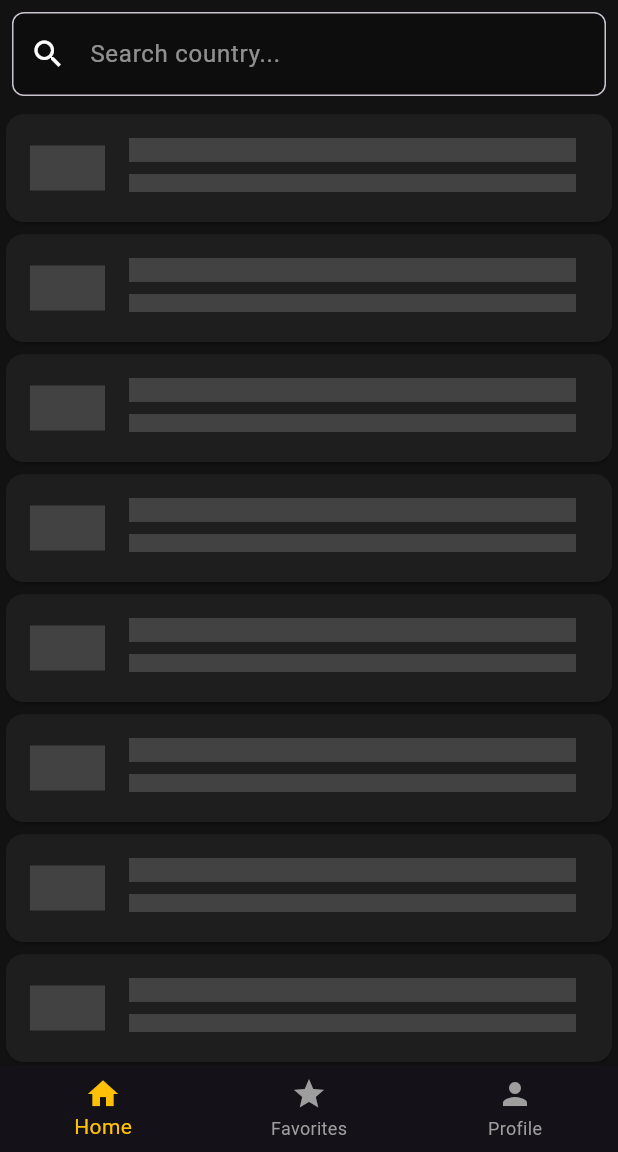
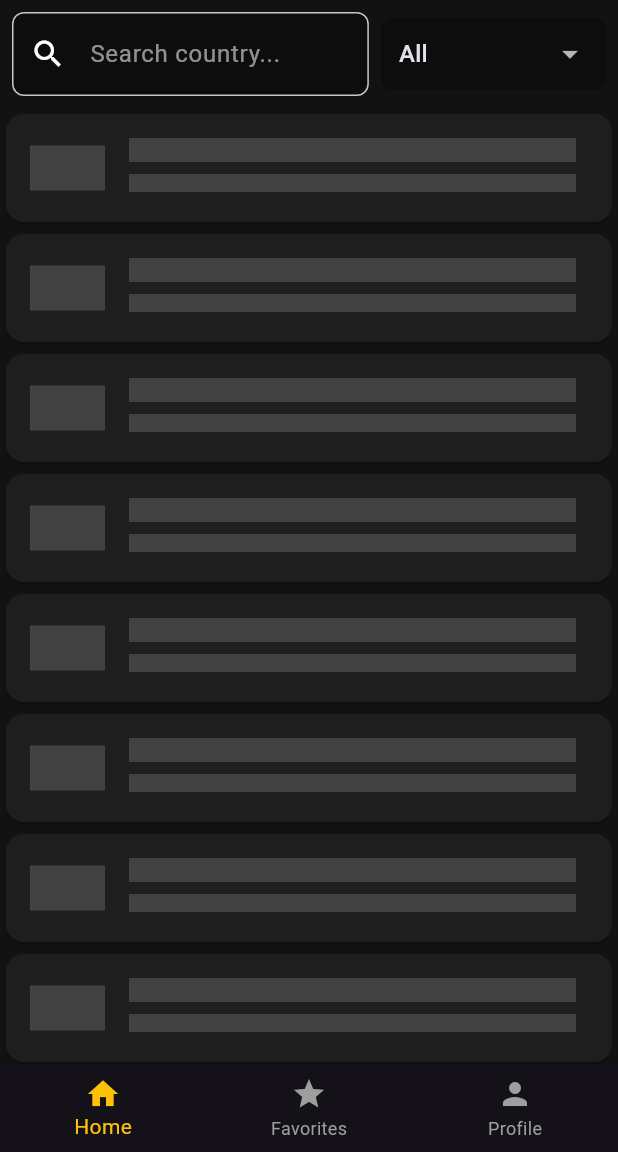
Before and after one commit to Reza2005/Percobaan-Modul-3-Prak-PPB, a Flutter app: the screen it shows after launch, on a phone screen of 412 x 824 dp, the part 84-1236 px from its top. Run offline on Flutter 3.47's test engine with Material 3 defaults, Android fonts, the phone set to English and light mode, and no system bars; network calls fail.

Commit message:
Your commit message

```diff
--- a/lib/screens/home.dart
+++ b/lib/screens/home.dart
@@ -6,7 +6,6 @@ import '../providers/theme_provider.dart';
 import 'detail.dart';
 
 class HomePage extends StatefulWidget {
-  // ADDED: Accept the state and functions from the parent
   final List<Country> favoriteCountries;
   final Function(Country) onToggleFavorite;
   final bool Function(Country) isFavorite;
@@ -26,12 +25,24 @@ class _HomePageState extends State<HomePage> {
   late Future<List<Country>> countries;
   List<Country> allCountries = [];
   List<Country> filteredCountries = [];
-  // REMOVED: The favoriteCountries list is no longer managed here
+  String? _selectedRegion; // To store the selected region
+  final TextEditingController _searchController = TextEditingController();
+
+  // List of regions for the dropdown
+  final List<String> _regions = ['All', 'Africa', 'Americas', 'Asia', 'Europe', 'Oceania'];
 
   @override
   void initState() {
     super.initState();
     countries = fetchCountries();
+    _searchController.addListener(_filterCountries);
+  }
+
+  @override
+  void dispose() {
+    _searchController.removeListener(_filterCountries);
+    _searchController.dispose();
+    super.dispose();
   }
 
   Future<List<Country>> fetchCountries() async {
@@ -58,18 +69,15 @@ class _HomePageState extends State<HomePage> {
     }
   }
 
-  void _searchCountry(String query) {
+  void _filterCountries() {
     setState(() {
-      filteredCountries = allCountries
-          .where(
-            (country) =>
-                country.name.toLowerCase().contains(query.toLowerCase()),
-          )
-          .toList();
+      filteredCountries = allCountries.where((country) {
+        final matchesRegion = _selectedRegion == null || _selectedRegion == 'All' || country.region == _selectedRegion;
+        final matchesSearch = country.name.toLowerCase().contains(_searchController.text.toLowerCase());
+        return matchesRegion && matchesSearch;
+      }).toList();
     });
   }
-
-  // REMOVED: _toggleFavorite and _isFavorite functions are gone from here
 
   @override
   Widget build(BuildContext context) {
@@ -94,9 +102,12 @@ class _HomePageState extends State<HomePage> {
         children: [
           Padding(
             padding: const EdgeInsets.all(8),
+            child: Row(
+              children: [
+                Expanded(
                   child: TextField(
+                    controller: _searchController,
                     style: TextStyle(color: isDarkMode ? Colors.white : Colors.black),
-              onChanged: _searchCountry,
                     decoration: InputDecoration(
                       filled: true,
                       fillColor: isDarkMode ? Colors.black26 : Colors.grey.shade200,
@@ -114,6 +125,34 @@ class _HomePageState extends State<HomePage> {
                     ),
                   ),
                 ),
+                const SizedBox(width: 8),
+                Container(
+                  padding: const EdgeInsets.symmetric(horizontal: 12),
+                  decoration: BoxDecoration(
+                    color: isDarkMode ? Colors.black26 : Colors.grey.shade200,
+                    borderRadius: BorderRadius.circular(8),
+                  ),
+                  child: DropdownButton<String>(
+                    value: _selectedRegion ?? 'All',
+                    underline: const SizedBox(),
+                    items: _regions.map((String value) {
+                      return DropdownMenuItem<String>(
+                        value: value,
+                        child: Text(value),
+                      );
+                    }).toList(),
+                    onChanged: (newValue) {
+                      setState(() {
+                        _selectedRegion = newValue;
+                      });
+                      _filterCountries();
+                    },
+                    hint: const Text('Sort by region'),
+                  ),
+                ),
+              ],
+            ),
+          ),
           Expanded(
             child: FutureBuilder<List<Country>>(
               future: countries,
@@ -128,7 +167,6 @@ class _HomePageState extends State<HomePage> {
                     itemCount: filteredCountries.length,
                     itemBuilder: (context, i) {
                       final country = filteredCountries[i];
-                      // Use the functions passed from the parent widget
                       final isFav = widget.isFavorite(country);
                       return Card(
                         color: isDarkMode
@@ -159,7 +197,6 @@ class _HomePageState extends State<HomePage> {
                               isFav ? Icons.star : Icons.star_border,
                               color: Colors.amber,
                             ),
-                            // Use the function passed from the parent widget
                             onPressed: () => widget.onToggleFavorite(country),
                           ),
                           onTap: () {
@@ -213,7 +250,6 @@ class _HomePageState extends State<HomePage> {
   }
 }
 
-// Country class remains the same
 class Country {
   final String name;
   final String region;
@@ -259,7 +295,6 @@ class Country {
     );
   }
 
-  // Adding equality checks is good practice for managing lists
   @override
   bool operator ==(Object other) =>
       identical(this, other) ||
```
Lines whose indentation alone changed are shown as unchanged.
